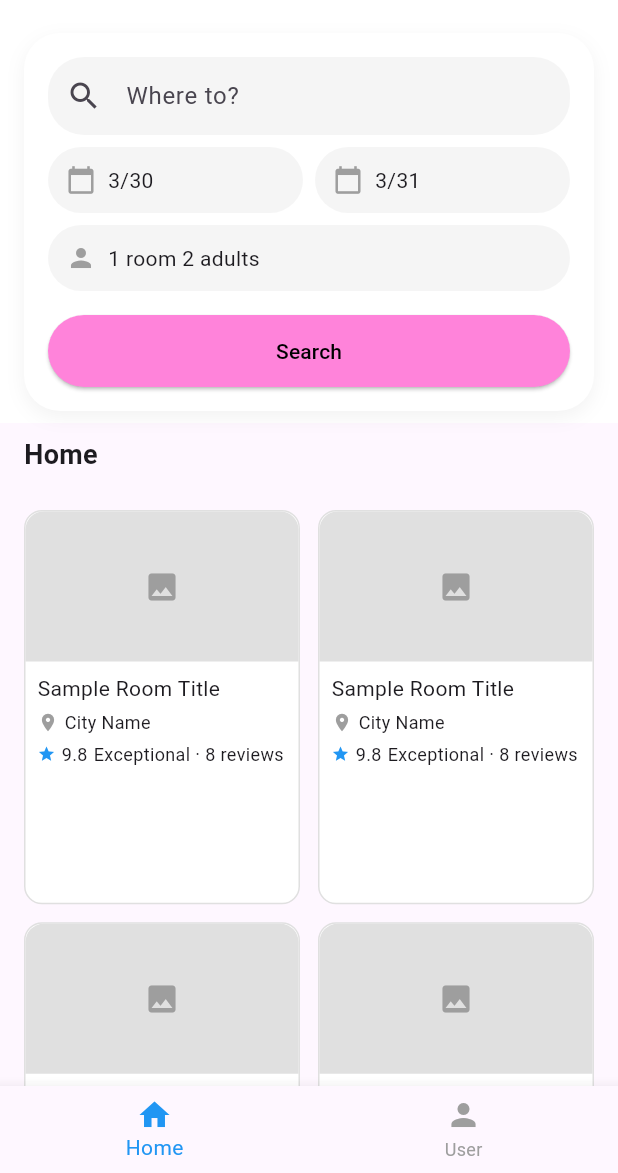
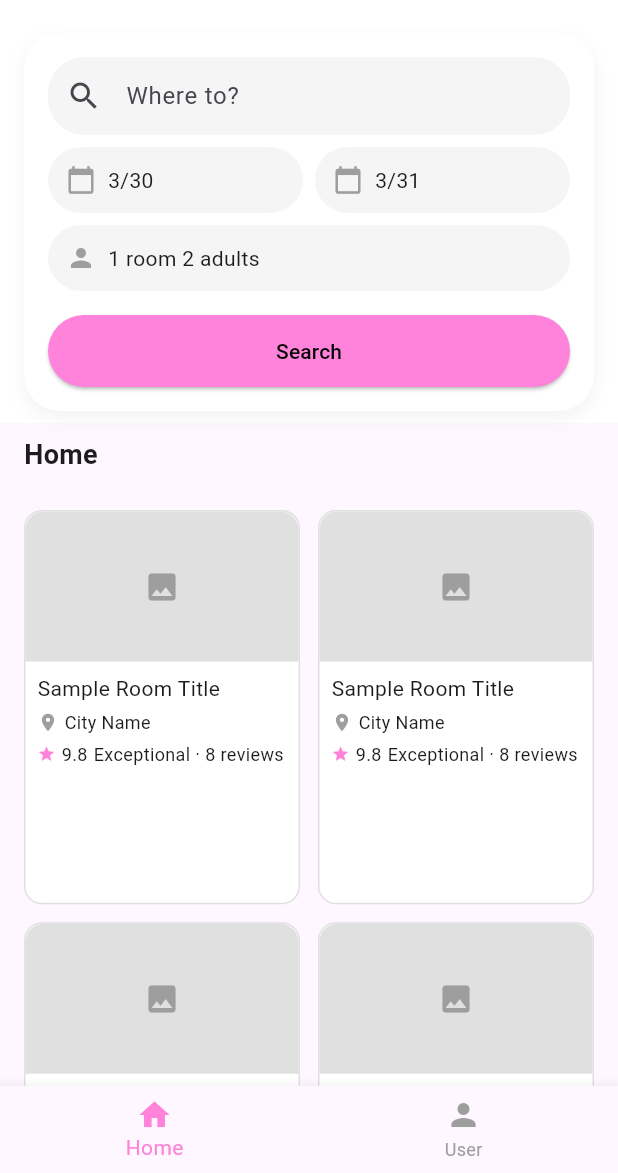
Before and after one commit to SoraP1510/Hotel_DD, a Flutter app: the screen it shows after launch, on a phone screen of 412 x 824 dp, the part 63-1236 px from its top. Run offline on Flutter 3.47's test engine with Material 3 defaults, Android fonts, the phone set to English and light mode, and no system bars.

Commit message:
change color

```diff
--- a/lib/screens/HomePage.dart
+++ b/lib/screens/HomePage.dart
@@ -112,7 +112,7 @@ class HotelCardPlaceholder extends StatelessWidget {
                 SizedBox(height: 4),
                 Row(
                   children: [
-                    Icon(Icons.star, size: 12, color: Colors.blue),
+                    Icon(Icons.star, size: 12, color: Color.fromARGB(255, 255, 131, 218)),
                     SizedBox(width: 4),
                     Text("9.8", style: TextStyle(fontSize: 12)),
                     SizedBox(width: 4),
--- a/lib/screens/main_screen.dart
+++ b/lib/screens/main_screen.dart
@@ -27,7 +27,7 @@ class _MainScreenState extends State<MainScreen> {
 
       bottomNavigationBar: BottomNavigationBar(
         currentIndex: _currentIndex,
-        selectedItemColor: Colors.blue,
+        selectedItemColor: Color.fromARGB(255, 255, 131, 218),
         unselectedItemColor: Colors.grey,
         items: const [
           BottomNavigationBarItem(
```
